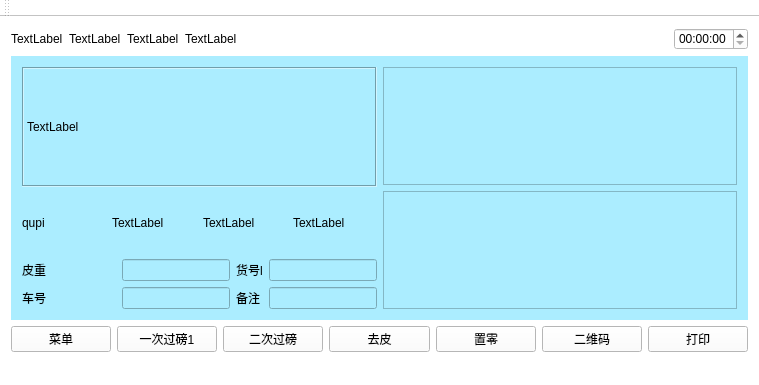
xsw258x2s5w8/WeightSensor, file WeighSensor/index.ui: the form before one commit.
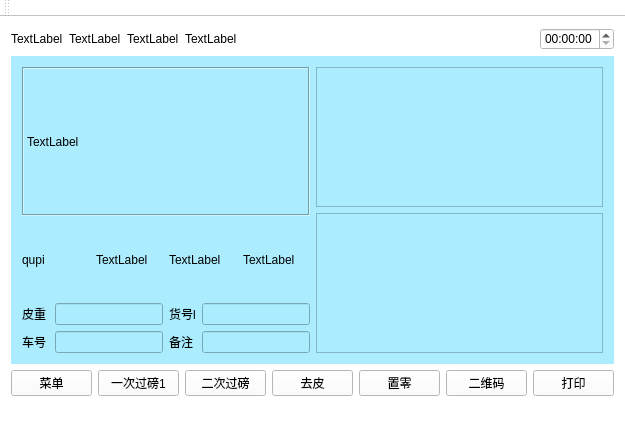
The form after the commit.

What changed in the file:
```diff
--- a/WeighSensor/index.ui
+++ b/WeighSensor/index.ui
@@ -6,8 +6,8 @@
    <rect>
     <x>0</x>
     <y>0</y>
-    <width>759</width>
-    <height>385</height>
+    <width>625</width>
+    <height>429</height>
    </rect>
   </property>
   <property name="sizePolicy">
```
